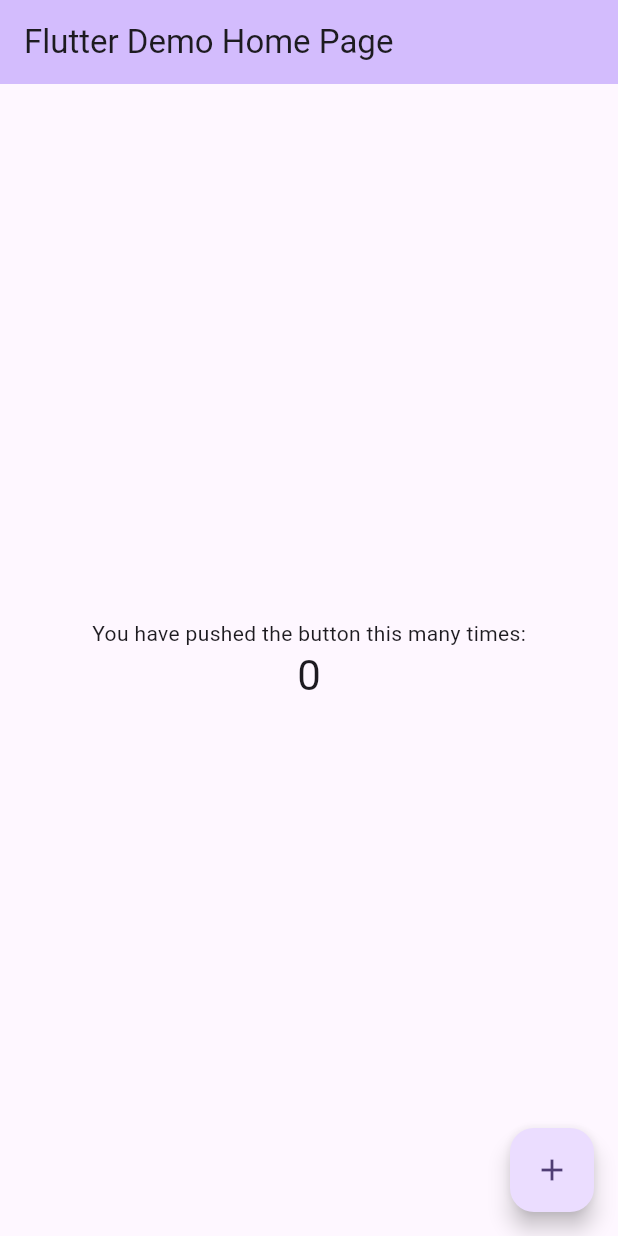
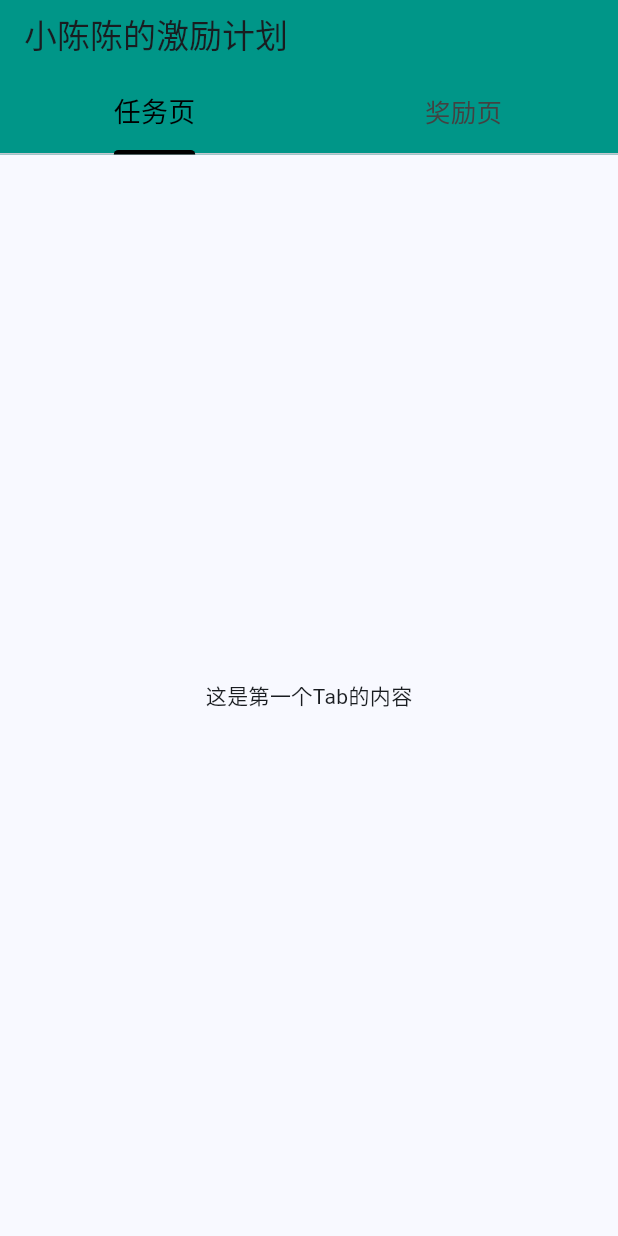
Before and after one commit to SYSUtu/flutter_demo, a Flutter app: the screen it shows after launch, on a phone screen of 412 x 824 dp. Run offline on Flutter 3.47's test engine with Material 3 defaults, Android fonts, the phone set to English and light mode, and no system bars; our stand-ins replace shared_preferences.

Commit message:
tab框架搭好

```diff
--- /dev/null
+++ b/lib/MyTabbedPage.dart
@@ -0,0 +1,63 @@
+import 'package:flutter/material.dart';
+
+class MyTabbedPage extends StatefulWidget {
+  const MyTabbedPage({super.key});
+
+  @override
+  State<MyTabbedPage> createState() => _MyTabbedPageState();
+}
+
+class _MyTabbedPageState extends State<MyTabbedPage> {
+  // 定义两个Tab的内容
+  final List<Widget> _tabs = const [
+    Tab(text: '任务页'),
+    Tab(text: '奖励页'),
+  ];
+
+  // 定义两个Tab对应的页面内容
+  final List<Widget> _tabViews = const [
+    Center(child: Text('这是第一个Tab的内容')),
+    Center(child: Text('这是第二个Tab的内容')),
+  ];
+
+  @override
+  Widget build(BuildContext context) {
+    // 获取全局主题数据
+    return DefaultTabController(
+      length: _tabs.length,
+      child: Scaffold(
+        appBar: AppBar(
+          title: const Text('小陈陈的激励计划'),
+          backgroundColor: Colors.teal,
+          // 添加TabBar
+          bottom: TabBar(
+            tabs: _tabs,
+            // 指示器颜色（深蓝）
+            indicatorColor: Colors.black,
+            // 指示器高度
+            indicatorWeight: 1,
+            // 选中标签文字颜色（深蓝）
+            labelColor: Colors.black,
+            // 未选中标签文字颜色（灰色）
+            unselectedLabelColor: Colors.grey[800],
+            // 选中标签文字样式（可选）
+            labelStyle: const TextStyle(
+              fontWeight: FontWeight.w500,
+              fontSize: 18,
+            ),
+            // 未选中标签文字样式（可选）
+            unselectedLabelStyle: const TextStyle(
+              fontSize: 17,
+            ),
+            // 去除TabBar默认的内边距（可选）
+            labelPadding: const EdgeInsets.symmetric(vertical: 5),
+          ),
+        ),
+        // 添加Tab内容区域
+        body: TabBarView(
+          children: _tabViews,
+        ),
+      ),
+    );
+  }
+}
--- /dev/null
+++ b/lib/TaskPage.dart
@@ -0,0 +1 @@
+import 'package:flutter/material.dart';
--- a/lib/main.dart
+++ b/lib/main.dart
@@ -1,5 +1,6 @@
 import 'package:flutter/material.dart';
 import 'package:shared_preferences/shared_preferences.dart';
+import 'package:flutter_demo/MyTabbedPage.dart';
 
 void main() {
   runApp(const MyApp());
@@ -8,116 +9,21 @@ void main() {
 class MyApp extends StatelessWidget {
   const MyApp({super.key});
 
-  // This widget is the root of your application.
   @override
   Widget build(BuildContext context) {
     return MaterialApp(
-      title: 'Flutter Demo',
+      title: '小陈陈的激励计划',
       theme: ThemeData(
-        // This is the theme of your application.
-        //
-        // TRY THIS: Try running your application with "flutter run". You'll see
-        // the application has a purple toolbar. Then, without quitting the app,
-        // try changing the seedColor in the colorScheme below to Colors.green
-        // and then invoke "hot reload" (save your changes or press the "hot
-        // reload" button in a Flutter-supported IDE, or press "r" if you used
-        // the command line to start the app).
-        //
-        // Notice that the counter didn't reset back to zero; the application
-        // state is not lost during the reload. To reset the state, use hot
-        // restart instead.
-        //
-        // This works for code too, not just values: Most code changes can be
-        // tested with just a hot reload.
-        colorScheme: ColorScheme.fromSeed(seedColor: Colors.deepPurple),
+        primarySwatch: Colors.blue,
+        primaryColor: Colors.blueAccent,
+        // 优化colorScheme配置，使onPrimary为深色
+        colorScheme: ColorScheme.fromSeed(
+          seedColor: Colors.blue,
+          brightness: Brightness.light,
+          onPrimary: Colors.black87, // 手动指定primary背景上的文字为深黑色
+        ),
       ),
-      home: const MyHomePage(title: 'Flutter Demo Home Page'),
+      home: const MyTabbedPage(),
     );
   }
 }
-
-class MyHomePage extends StatefulWidget {
-  const MyHomePage({super.key, required this.title});
-
-  // This widget is the home page of your application. It is stateful, meaning
-  // that it has a State object (defined below) that contains fields that affect
-  // how it looks.
-
-  // This class is the configuration for the state. It holds the values (in this
-  // case the title) provided by the parent (in this case the App widget) and
-  // used by the build method of the State. Fields in a Widget subclass are
-  // always marked "final".
-
-  final String title;
-
-  @override
-  State<MyHomePage> createState() => _MyHomePageState();
-}
-
-class _MyHomePageState extends State<MyHomePage> {
-  int _counter = 0;
-
-  void _incrementCounter() {
-    setState(() {
-      // This call to setState tells the Flutter framework that something has
-      // changed in this State, which causes it to rerun the build method below
-      // so that the display can reflect the updated values. If we changed
-      // _counter without calling setState(), then the build method would not be
-      // called again, and so nothing would appear to happen.
-      _counter++;
-    });
-  }
-
-  @override
-  Widget build(BuildContext context) {
-    // This method is rerun every time setState is called, for instance as done
-    // by the _incrementCounter method above.
-    //
-    // The Flutter framework has been optimized to make rerunning build methods
-    // fast, so that you can just rebuild anything that needs updating rather
-    // than having to individually change instances of widgets.
-    return Scaffold(
-      appBar: AppBar(
-        // TRY THIS: Try changing the color here to a specific color (to
-        // Colors.amber, perhaps?) and trigger a hot reload to see the AppBar
-        // change color while the other colors stay the same.
-        backgroundColor: Theme.of(context).colorScheme.inversePrimary,
-        // Here we take the value from the MyHomePage object that was created by
-        // the App.build method, and use it to set our appbar title.
-        title: Text(widget.title),
-      ),
-      body: Center(
-        // Center is a layout widget. It takes a single child and positions it
-        // in the middle of the parent.
-        child: Column(
-          // Column is also a layout widget. It takes a list of children and
-          // arranges them vertically. By default, it sizes itself to fit its
-          // children horizontally, and tries to be as tall as its parent.
-          //
-          // Column has various properties to control how it sizes itself and
-          // how it positions its children. Here we use mainAxisAlignment to
-          // center the children vertically; the main axis here is the vertical
-          // axis because Columns are vertical (the cross axis would be
-          // horizontal).
-          //
-          // TRY THIS: Invoke "debug painting" (choose the "Toggle Debug Paint"
-          // action in the IDE, or press "p" in the console), to see the
-          // wireframe for each widget.
-          mainAxisAlignment: MainAxisAlignment.center,
-          children: <Widget>[
-            const Text('You have pushed the button this many times:'),
-            Text(
-              '$_counter',
-              style: Theme.of(context).textTheme.headlineMedium,
-            ),
-          ],
-        ),
-      ),
-      floatingActionButton: FloatingActionButton(
-        onPressed: _incrementCounter,
-        tooltip: 'Increment',
-        child: const Icon(Icons.add),
-      ), // This trailing comma makes auto-formatting nicer for build methods.
-    );
-  }
-}
```
Also changed, not shown: 1 other file.
